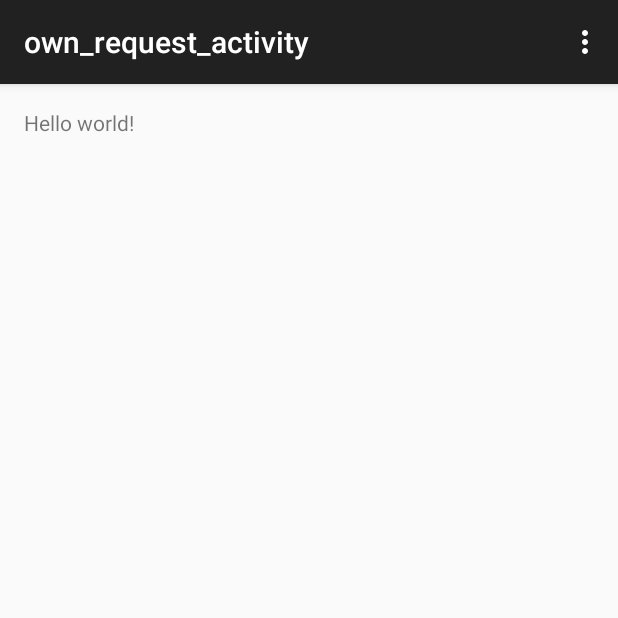
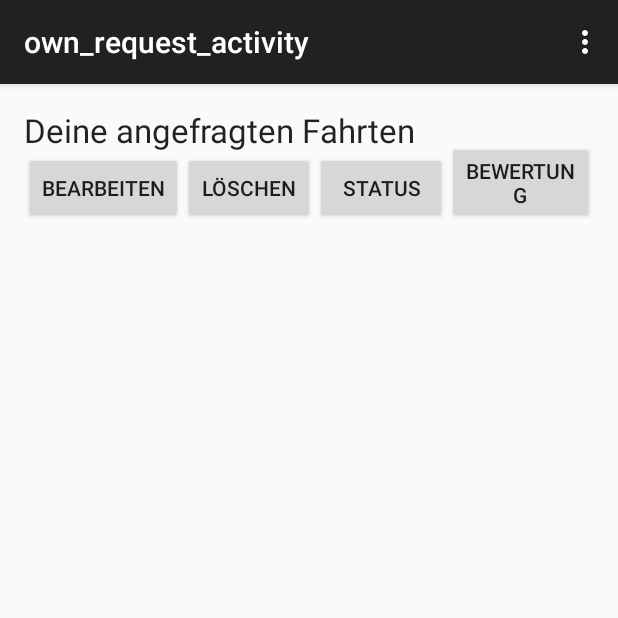
Before and after one commit to tetee/ShelpApp, an Android app: the own_request_activity screen opened directly, with no data from a screen before it, on a phone screen of 412 x 824 dp, the top half of it. Run offline under Robolectric (Android 15) with nearby library versions, the phone set to English and light mode, and no system bars.

Commit message:
ownRequestActivity

```diff
--- a/app/src/main/java/de/fh_muenster/shelpapp/ShelpAppAndroid/own_request_activity.java
+++ b/app/src/main/java/de/fh_muenster/shelpapp/ShelpAppAndroid/own_request_activity.java
@@ -1,9 +1,11 @@
 package de.fh_muenster.shelpapp.ShelpAppAndroid;
 
+import android.content.Intent;
 import android.support.v7.app.ActionBarActivity;
 import android.os.Bundle;
 import android.view.Menu;
 import android.view.MenuItem;
+import android.view.View;
 
 import de.fh_muenster.shelpapp.R;
 
@@ -13,6 +15,8 @@ public class own_request_activity extends ActionBarActivity {
     protected void onCreate(Bundle savedInstanceState) {
         super.onCreate(savedInstanceState);
         setContentView(R.layout.activity_own_request_activity);
+        //TODO
+        //if status == "Erledigt" ermögliche Bewertung
     }
 
 
@@ -37,4 +41,22 @@ public class own_request_activity extends ActionBarActivity {
 
         return super.onOptionsItemSelected(item);
     }
+
+    //Aufruf der wishlist_activitiy (bei bestimmtem STatus nicht mehr klickbar)
+    public void editWishlist(View view) {
+        Intent i = new Intent(this, whishlist_activity.class);
+        startActivity(i);
+    }
+
+    //TODO
+    //angefragte Fahrt wieder löschen
+    //public void delete(){
+
+    //}
+
+    //Aufruf der rating_activitiy (bei bestimmtem Status sichtbar)
+    public void rate(View view) {
+        Intent i = new Intent(this, rating_activity.class);
+        startActivity(i);
+    }
 }
--- a/app/src/main/res/layout/activity_own_request_activity.xml
+++ b/app/src/main/res/layout/activity_own_request_activity.xml
@@ -6,7 +6,52 @@
     android:paddingBottom="@dimen/activity_vertical_margin"
     tools:context="de.fh_muenster.shelpapp.ShelpAppAndroid.own_request_activity">
 
-    <TextView android:text="@string/hello_world" android:layout_width="wrap_content"
-        android:layout_height="wrap_content" />
+    <TextView
+        android:layout_width="wrap_content"
+        android:layout_height="wrap_content"
+        android:textAppearance="?android:attr/textAppearanceLarge"
+        android:text="@string/own_request"
+        android:id="@+id/ownRequest"
+        android:layout_alignParentTop="true"
+        android:layout_alignParentLeft="true"
+        android:layout_alignParentStart="true" />
 
+    <Button
+        android:layout_width="wrap_content"
+        android:layout_height="wrap_content"
+        android:text="@string/editButton"
+        android:id="@+id/editButton"
+        android:layout_below="@+id/ownRequest"
+        android:layout_alignParentLeft="true"
+        android:layout_alignParentStart="true"
+        android:onClick="editWishlist"/>
+
+    <Button
+        android:layout_width="wrap_content"
+        android:layout_height="wrap_content"
+        android:text="@string/deleteButton"
+        android:id="@+id/deleteButton"
+        android:layout_alignBottom="@+id/editButton"
+        android:layout_toRightOf="@+id/editButton"
+        android:layout_toEndOf="@+id/editButton"
+        android:onClick="delete"/>
+
+    <Button
+        android:layout_width="wrap_content"
+        android:layout_height="wrap_content"
+        android:text="@string/status"
+        android:id="@+id/statusButton"
+        android:layout_alignBottom="@+id/deleteButton"
+        android:layout_toRightOf="@+id/deleteButton"
+        android:layout_toEndOf="@+id/deleteButton" />
+
+    <Button
+        android:layout_width="wrap_content"
+        android:layout_height="wrap_content"
+        android:text="@string/rating"
+        android:id="@+id/rateButton"
+        android:layout_alignBottom="@+id/statusButton"
+        android:layout_toRightOf="@+id/statusButton"
+        android:layout_toEndOf="@+id/statusButton"
+        android:onClick="rate"/>
 </RelativeLayout>
--- a/app/src/main/res/values/strings.xml
+++ b/app/src/main/res/values/strings.xml
@@ -52,6 +52,10 @@
     <string name="wish">Kurztext</string>
     <string name="productWish">Produkt</string>
     <string name="newTextView">weiter +</string>
+    <string name="own_request">Deine angefragten Fahrten</string>
+    <string name="editButton">Bearbeiten</string>
+    <string name="deleteButton">Löschen</string>
+    <string name="status">Status</string>
 
     <string-array name="citySpinner">
         <item>Münster</item>
```
Also changed, not shown: 3 other files.
